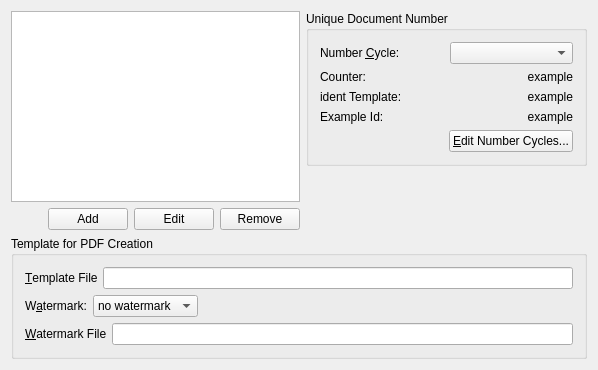
This is src/doctypeeditbase.ui in dragotin/kraft as Qt 5 draws it before an edit. The edited form follows.
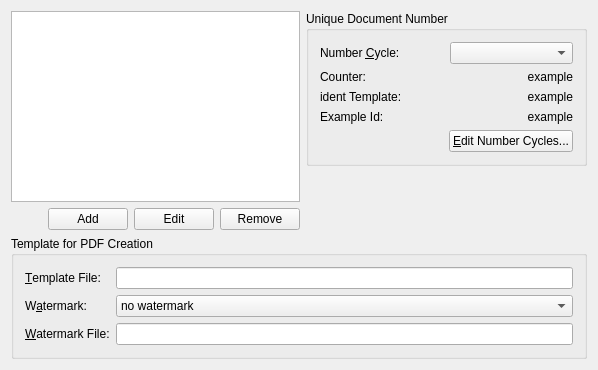
This is the edited form.

Commit message:
optimized layout "template for pdf creation"
* nicer layout use ":" consistently at the end of the labes;
* fixed typo in INSTALL file;

```diff
--- a/src/doctypeeditbase.ui
+++ b/src/doctypeeditbase.ui
@@ -222,39 +222,11 @@
       <string>Template for PDF Creation</string>
      </property>
      <layout class="QGridLayout" name="gridLayout">
-      <item row="0" column="0" colspan="3">
-       <layout class="QHBoxLayout" name="horizontalLayout">
-        <item>
-         <widget class="QLabel" name="textLabel1">
-          <property name="text">
-           <string>&amp;Template File</string>
-          </property>
-          <property name="wordWrap">
-           <bool>false</bool>
-          </property>
-          <property name="buddy">
-           <cstring>mTemplateUrl</cstring>
-          </property>
-         </widget>
-        </item>
-        <item>
+      <item row="0" column="2">
+       <layout class="QGridLayout" name="gridLayout_3">
+        <item row="0" column="1">
          <widget class="QLineEdit" name="mTemplateUrl"/>
         </item>
-       </layout>
-      </item>
-      <item row="1" column="0">
-       <widget class="QLabel" name="textLabel2">
-        <property name="text">
-         <string>W&amp;atermark:</string>
-        </property>
-        <property name="wordWrap">
-         <bool>false</bool>
-        </property>
-        <property name="buddy">
-         <cstring>mWatermarkCombo</cstring>
-        </property>
-       </widget>
-      </item>
       <item row="1" column="1">
        <widget class="QComboBox" name="mWatermarkCombo">
         <item>
@@ -274,25 +246,36 @@
         </item>
        </widget>
       </item>
-      <item row="1" column="2">
-       <spacer name="horizontalSpacer">
-        <property name="orientation">
-         <enum>Qt::Horizontal</enum>
-        </property>
-        <property name="sizeHint" stdset="0">
-         <size>
-          <width>353</width>
-          <height>20</height>
-         </size>
-        </property>
-       </spacer>
-      </item>
-      <item row="2" column="0" colspan="3">
-       <layout class="QHBoxLayout" name="horizontalLayout_2">
-        <item>
+        <item row="0" column="0">
+         <widget class="QLabel" name="textLabel1">
+          <property name="text">
+           <string>&amp;Template File:</string>
+          </property>
+          <property name="wordWrap">
+           <bool>false</bool>
+          </property>
+          <property name="buddy">
+           <cstring>mTemplateUrl</cstring>
+          </property>
+         </widget>
+        </item>
+        <item row="1" column="0">
+         <widget class="QLabel" name="textLabel2">
+          <property name="text">
+           <string>W&amp;atermark:</string>
+          </property>
+          <property name="wordWrap">
+           <bool>false</bool>
+          </property>
+          <property name="buddy">
+           <cstring>mWatermarkCombo</cstring>
+          </property>
+         </widget>
+        </item>
+        <item row="2" column="0">
          <widget class="QLabel" name="textLabel1_3">
           <property name="text">
-           <string>&amp;Watermark File</string>
+           <string>&amp;Watermark File:</string>
           </property>
           <property name="wordWrap">
            <bool>false</bool>
@@ -302,7 +285,7 @@
           </property>
          </widget>
         </item>
-        <item>
+        <item row="2" column="1">
          <widget class="QLineEdit" name="mWatermarkUrl"/>
         </item>
        </layout>
```
Lines whose indentation alone changed are shown as unchanged. The commit also changes 1 other file.
